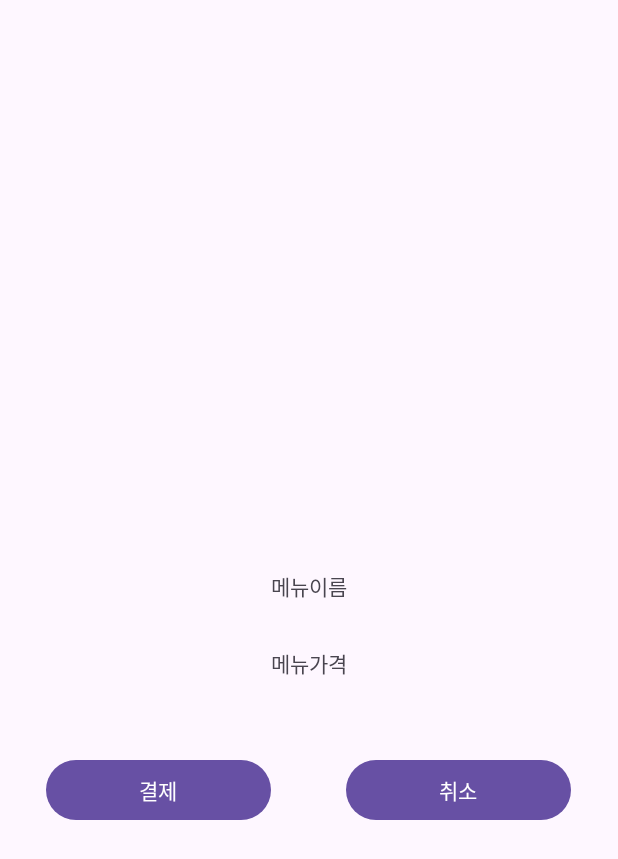
After one commit to Z3r0c0k3/dukyoung-app-development, an Android app: the DetailActivity screen opened directly, with no data from a screen before it, on a phone screen of 412 x 824 dp. The commit adds this screen. Shown: the top 859 px of the screen. Run offline under Robolectric (Android 15) with nearby library versions, the phone set to English and light mode, and no system bars; 4 statements that could not run were skipped.

Commit message:
아 오늘 종강이네 젠장

```diff
--- a/Kiosk/app/src/main/AndroidManifest.xml
+++ b/Kiosk/app/src/main/AndroidManifest.xml
@@ -21,6 +21,10 @@
                 <category android:name="android.intent.category.LAUNCHER" />
             </intent-filter>
         </activity>
+        <activity
+            android:name=".DetailActivity"
+            android:exported="true">
+        </activity>
     </application>
 
 </manifest>
--- /dev/null
+++ b/Kiosk/app/src/main/java/kr/hs/data/kiosk/DetailActivity.java
@@ -0,0 +1,83 @@
+package kr.hs.data.kiosk;
+
+import androidx.appcompat.app.AlertDialog;
+import androidx.appcompat.app.AppCompatActivity;
+
+import android.content.DialogInterface;
+import android.content.Intent;
+import android.os.Bundle;
+import android.text.InputType;
+import android.view.View;
+import android.widget.Button;
+import android.widget.EditText;
+import android.widget.ImageView;
+import android.widget.TextView;
+import android.widget.Toast;
+
+import androidx.annotation.Nullable;
+public class DetailActivity extends AppCompatActivity {
+
+    private Intent intent;
+    private ImageView imageView;
+
+    Button btn_dialog;
+
+    @Override
+    protected void onCreate(@Nullable Bundle savedInstanceState) {
+        super.onCreate(savedInstanceState);
+        setContentView(R.layout.activity_detail);
+
+        // MainActivity에서 보낸 imgRes를 받기위해 getIntent()로 초기화
+        intent = getIntent();
+        Menu menuData = (Menu) intent.getExtras().get("menu");
+
+        ImageView thumbnail = findViewById((R.id.detail_thumnail));
+        thumbnail.setImageResource(menuData.thumnail);
+
+        TextView name = findViewById((R.id.detail_menu_name));
+        name.setText(menuData.name);
+
+        TextView price = findViewById((R.id.detail_menu_price));
+        price.setText(menuData.price+"원");
+
+        // "imgRes" key로 받은 값은 int 형이기 때문에 getIntExtra(key, defaultValue);
+        // 받는 값이 String 형이면 getStringExtra(key);
+
+        Button btn_pay = findViewById(R.id.btn_pay);  // 'btn_pay'는 실제 버튼의 ID로 변경해야 합니다.
+        btn_pay.setOnClickListener(new View.OnClickListener() {
+            @Override
+            public void onClick(View v) {
+                // 대화상자 생성 및 설정
+                AlertDialog.Builder builder = new AlertDialog.Builder(DetailActivity.this);
+                builder.setTitle("결제 금액 입력");
+
+                // 금액을 입력받을 EditText 추가
+                final EditText input = new EditText(DetailActivity.this);
+                input.setInputType(InputType.TYPE_CLASS_NUMBER);
+                builder.setView(input);
+
+                // 확인 버튼 설정
+                builder.setPositiveButton("확인", new DialogInterface.OnClickListener() {
+                    @Override
+                    public void onClick(DialogInterface dialog, int which) {
+                        String amount = input.getText().toString();
+                        // 입력받은 금액으로 결제 처리
+                        // 예: processPayment(amount);
+                    }
+                });
+
+                // 취소 버튼 설정
+                builder.setNegativeButton("취소", new DialogInterface.OnClickListener() {
+                    @Override
+                    public void onClick(DialogInterface dialog, int which) {
+                        dialog.cancel();
+                    }
+                });
+
+                builder.show();
+            }
+        });
+
+    }
+
+}
--- a/Kiosk/app/src/main/java/kr/hs/data/kiosk/Menu.java
+++ b/Kiosk/app/src/main/java/kr/hs/data/kiosk/Menu.java
@@ -1,5 +1,8 @@
 package kr.hs.data.kiosk;
-class Menu {
+
+import java.io.Serializable;
+
+class Menu implements Serializable {
     String name = "hello world!";
     int price = 3000;
     int thumnail = -1;
--- /dev/null
+++ b/Kiosk/app/src/main/res/layout/activity_detail.xml
@@ -0,0 +1,55 @@
+<?xml version="1.0" encoding="utf-8"?>
+<LinearLayout
+    xmlns:android="http://schemas.android.com/apk/res/android"
+    android:layout_width="match_parent"
+    android:layout_height="match_parent"
+    android:gravity="center_horizontal"
+    android:orientation="vertical">
+
+    <ImageView
+        android:id="@+id/detail_thumnail"
+        android:layout_width="300dp"
+        android:layout_height="300dp"
+        android:layout_marginTop="50dp">
+    </ImageView>
+
+    <TextView
+        android:id="@+id/detail_menu_name"
+        android:layout_width="match_parent"
+        android:layout_height="wrap_content"
+        android:layout_marginTop="30dp"
+        android:text="메뉴이름"
+        android:textAlignment="center">
+    </TextView>
+
+    <TextView
+        android:id="@+id/detail_menu_price"
+        android:layout_width="match_parent"
+        android:layout_height="wrap_content"
+        android:layout_marginTop="30dp"
+        android:text="메뉴가격"
+        android:textAlignment="center">
+    </TextView>
+
+    <LinearLayout
+        android:layout_width="match_parent"
+        android:layout_height="wrap_content"
+        android:orientation="horizontal"
+        android:gravity="center"
+        android:layout_marginTop="50dp">
+
+        <Button
+            android:id="@+id/btn_pay"
+            android:layout_width="150dp"
+            android:layout_height="wrap_content"
+            android:text="결제"/>
+
+        <Button
+            android:id="@+id/btn_cancel"
+            android:layout_width="150dp"
+            android:layout_height="wrap_content"
+            android:text="취소"
+            android:layout_marginLeft="50dp"/>
+
+    </LinearLayout>
+</LinearLayout>
```
Also changed, not shown: Kiosk/app/src/main/java/kr/hs/data/kiosk/MainActivity.java (+26 -3 lines), 2 other files.
